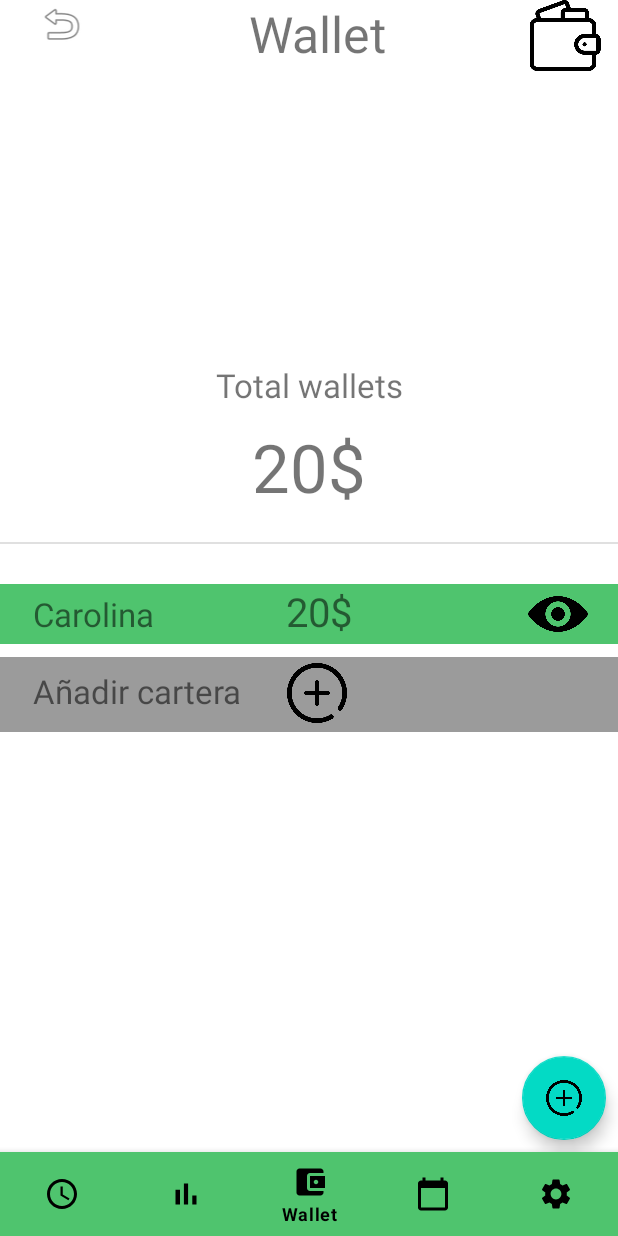
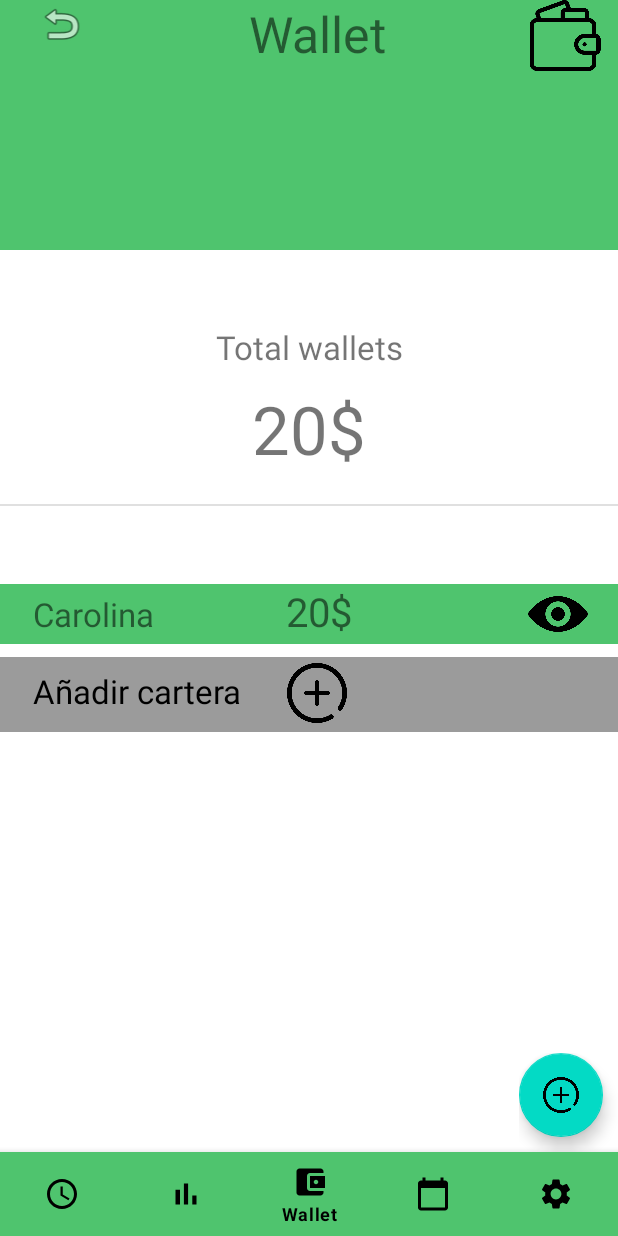
Before and after one commit to andresn9/MoneySaver, an Android app: the WalletFragment screen opened through its navigation route, on a phone screen of 412 x 824 dp. Run offline under Robolectric (Android 15) with nearby library versions, the phone set to English and light mode, and no system bars; our stand-ins replace navigation-ui; Roboto replaces fonts that are not available here.

Commit message:
Actividad cartera Contenido terminado

```diff
--- a/app/src/main/res/layout/fragment_wallet.xml
+++ b/app/src/main/res/layout/fragment_wallet.xml
@@ -10,7 +10,7 @@
     <FrameLayout
         android:layout_width="match_parent"
         android:layout_height="match_parent"
-        android:layout_weight="1">
+        android:layout_weight="1.3">
 
         <ImageView
             android:id="@+id/imageView3"
@@ -20,6 +20,7 @@
 
         <LinearLayout
             android:layout_width="match_parent"
+            android:background="@color/green"
             android:layout_height="match_parent"
             android:orientation="horizontal">
 
@@ -51,7 +52,7 @@
 
     <androidx.constraintlayout.widget.ConstraintLayout
         android:layout_width="match_parent"
-        android:layout_weight="1"
+        android:layout_weight="1.2"
         android:layout_height="match_parent">
 
         <TextView
@@ -155,6 +156,7 @@
                     android:layout_width="wrap_content"
                     android:layout_height="wrap_content"
                     android:layout_weight="0.5"
+                    android:textColor="@color/black"
                     android:layout_marginTop="8dp"
                     android:paddingLeft="10pt"
                     android:textSize="10pt"
@@ -176,17 +178,17 @@
     </LinearLayout>
 
     <androidx.constraintlayout.widget.ConstraintLayout
-        android:layout_width="match_parent"
-        android:layout_gravity="bottom"
-        android:layout_height="match_parent"
-        android:layout_weight="1">
+        android:layout_width="wrap_content"
+        android:layout_gravity="bottom|end"
+        android:layout_height="wrap_content"
+        android:layout_weight="0">
 
         <com.google.android.material.floatingactionbutton.FloatingActionButton
             android:id="@+id/floatingActionButton2"
             android:layout_width="wrap_content"
             android:layout_height="wrap_content"
-            android:layout_marginEnd="8dp"
-            android:layout_marginBottom="8dp"
+            android:layout_marginEnd="10dp"
+            android:layout_marginBottom="10dp"
             android:clickable="true"
             android:src="@drawable/plus"
             app:layout_constraintBottom_toBottomOf="parent"
```
